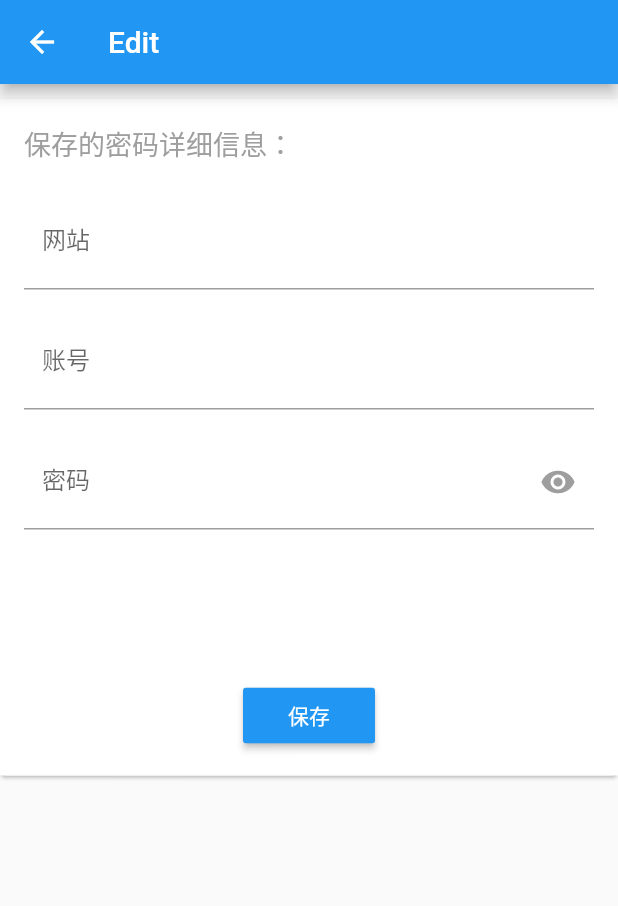
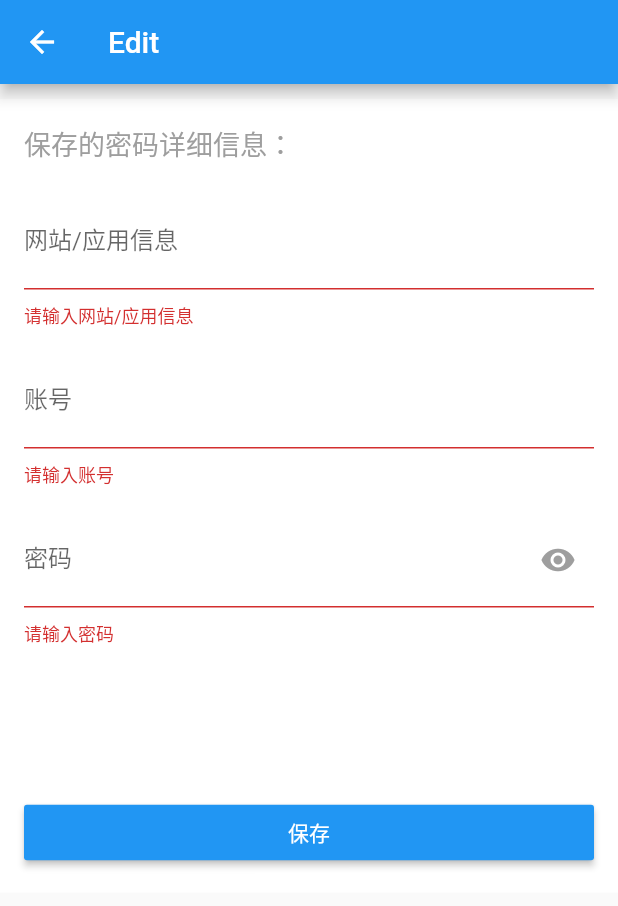
Before and after one commit to joker-fu/flutter_pwd, a Flutter app: the EditPage screen opened directly, after a tap on "保存", on a phone screen of 412 x 824 dp. Shown: the top 906 px of the screen. Run offline on Flutter 3.47's test engine with Material 2 defaults, Android fonts, the phone set to English and light mode, and no system bars; our stand-ins replace local_auth, rxdart, sqflite; accounts and stored records are empty.

Commit message:
增加数据库存储

```diff
--- /dev/null
+++ b/lib/model/bean/password_item.dart
@@ -0,0 +1,85 @@
+import 'package:sqflite/sqflite.dart';
+
+final String tablePw = "_pw";
+final String cId = "_id";
+final String cTitle = "title";
+final String cAccount = "account";
+final String cPassword = "password";
+final String cVisible = "visible";
+
+class PasswordItem {
+  int id;
+  String title;
+  String account;
+  String password;
+  bool visible;
+
+  PasswordItem(this.title, this.account, this.password, this.visible);
+
+  PasswordItem.fromMap(Map map) {
+    id = map[cId] as int;
+    title = map[cTitle] as String;
+    account = map[cAccount] as String;
+    password = map[cPassword] as String;
+    visible = map[cVisible] == 1;
+  }
+
+  Map<String, dynamic> toMap() {
+    var map = <String, dynamic>{
+      cTitle: title,
+      cAccount: account,
+      cPassword: password,
+      cVisible: visible == true ? 1 : 0,
+    };
+    if (id != null) {
+      map[cId] = id;
+    }
+    return map;
+  }
+}
+
+class PasswordProvider {
+  Database db;
+
+  Future open() async {
+    db = await openDatabase("path", version: 1, onCreate: (db, version) async {
+      await db.execute('''
+        create table $tablePw (
+          $cId integer primary key autoincrement,
+          $cTitle text not null,
+          $cAccount text not null,
+          $cPassword text not null,
+          $cVisible integer not null)
+        ''');
+    });
+  }
+
+  Future close() async => db.close();
+
+  Future<PasswordItem> insert(PasswordItem item) async {
+    item.id = await db.insert(tablePw, item.toMap());
+    return item;
+  }
+
+  Future<List<PasswordItem>> getAll() async {
+    List<Map<String, dynamic>> maps = await db
+        .query(tablePw, columns: [cId, cTitle, cAccount, cPassword, cVisible]);
+    if (maps.length > 0) {
+      List<PasswordItem> list = List();
+      for (var item in maps) {
+        list.add(PasswordItem.fromMap(item));
+      }
+      return list;
+    }
+    return null;
+  }
+
+  Future<int> delete(int id) async {
+    return await db.delete(tablePw, where: "$cId = ?", whereArgs: [id]);
+  }
+
+  Future<int> update(PasswordItem item) async {
+    return await db
+        .update(tablePw, item.toMap(), where: "$cId = ?", whereArgs: [item.id]);
+  }
+}
--- a/lib/ui/pages/main/home/edit_page.dart
+++ b/lib/ui/pages/main/home/edit_page.dart
@@ -1,4 +1,6 @@
+import 'package:flutter/cupertino.dart';
 import 'package:flutter/material.dart';
+import 'package:flutter_pwd/model/bean/password_item.dart';
 import 'package:flutter_pwd/res/dimens.dart';
 import 'package:flutter_pwd/res/strings.dart';
 import 'package:flutter_pwd/utils/app_utils.dart';
@@ -9,8 +11,42 @@ class EditPage extends StatefulWidget {
 }
 
 class _EditPageState extends State<EditPage> {
+  PasswordProvider _pwProvider = PasswordProvider();
+
   bool _isObscure = true;
   Color _eyeColor = Colors.grey;
+
+  TextEditingController _infoController = TextEditingController();
+  TextEditingController _accountController = TextEditingController();
+  TextEditingController _passwordController = TextEditingController();
+
+  _save(BuildContext context) {
+    // 取消焦点
+    FocusScope.of(context).requestFocus(FocusNode());
+    if (Form.of(context).validate()) {
+      String info = _infoController.value.text.toString().trim();
+      String account = _accountController.value.text.toString().trim();
+      String pwd = _passwordController.value.text.toString().trim();
+      _pwProvider.insert(PasswordItem(info, account, pwd, true)).then((value) {
+        Scaffold.of(context).showSnackBar(SnackBar(
+          content: Text('${value.title}添加成功'),
+        ));
+        Navigator.of(context).pop();
+      });
+    }
+  }
+
+  @override
+  void initState() {
+    super.initState();
+    _pwProvider.open();
+  }
+
+  @override
+  void dispose() {
+    _pwProvider.close();
+    super.dispose();
+  }
 
   @override
   Widget build(BuildContext context) {
@@ -19,12 +55,13 @@ class _EditPageState extends State<EditPage> {
         title: Text(AppUtils.getString(context, Ids.titleEditPage)),
       ),
       body: SingleChildScrollView(
-          child: Card(
-        margin: EdgeInsets.only(top: Dimens.dp10),
         child: Container(
           color: Colors.white,
+          margin: EdgeInsets.only(top: Dimens.dp10),
           padding: EdgeInsets.all(Dimens.dp16),
+          child: Form(
             child: Column(
+              mainAxisSize: MainAxisSize.max,
               crossAxisAlignment: CrossAxisAlignment.start,
               children: <Widget>[
                 Text(
@@ -41,17 +78,17 @@ class _EditPageState extends State<EditPage> {
                   children: <Widget>[
                     Expanded(
                       child: TextFormField(
-                      onSaved: (String value) => {},
+                        controller: _infoController,
+                        autofocus: true,
                         keyboardType: TextInputType.text,
-                      validator: (String value) {
-                        if (value.isEmpty) {
-                          return '请输入网站';
-                        }
-                      },
+                        validator: (value) =>
+                            value.isEmpty ? '请输入网站/应用信息' : null,
                         decoration: InputDecoration(
-                        labelText: '网站',
-                        hintText: '网站',
-                        contentPadding: EdgeInsets.all(Dimens.dp12),
+                          labelText: '网站/应用信息',
+                          hintText: '请输入网站/应用信息',
+                          labelStyle: TextStyle(fontSize: Dimens.sp16),
+                          hintStyle: TextStyle(
+                              color: Colors.grey, fontSize: Dimens.sp16),
                         ),
                       ),
                     ),
@@ -64,17 +101,15 @@ class _EditPageState extends State<EditPage> {
                   children: <Widget>[
                     Expanded(
                       child: TextFormField(
-                      onSaved: (String value) => {},
-                      validator: (String value) {
-                        if (value.isEmpty) {
-                          return '请输入账号';
-                        }
-                      },
+                        controller: _accountController,
+                        validator: (value) => value.isEmpty ? '请输入账号' : null,
                         keyboardType: TextInputType.text,
                         decoration: InputDecoration(
                           labelText: '账号',
                           hintText: '账号',
-                        contentPadding: EdgeInsets.all(Dimens.dp12),
+                          labelStyle: TextStyle(fontSize: Dimens.sp16),
+                          hintStyle: TextStyle(
+                              color: Colors.grey, fontSize: Dimens.sp16),
                         ),
                       ),
                     ),
@@ -87,17 +122,16 @@ class _EditPageState extends State<EditPage> {
                   children: <Widget>[
                     Expanded(
                       child: TextFormField(
-                      onSaved: (String value) => {},
+                        controller: _passwordController,
                         obscureText: _isObscure,
-                      validator: (String value) {
-                        if (value.isEmpty) {
-                          return '请输入密码';
-                        }
-                      },
+                        validator: (value) => value.isEmpty ? '请输入密码' : null,
+                        scrollPadding: EdgeInsets.all(10),
                         decoration: InputDecoration(
                             labelText: '密码',
                             hintText: '密码',
-                          contentPadding: EdgeInsets.all(Dimens.dp12),
+                            labelStyle: TextStyle(fontSize: Dimens.sp16),
+                            hintStyle: TextStyle(
+                                color: Colors.grey, fontSize: Dimens.sp16),
                             suffixIcon: IconButton(
                                 icon: Icon(
                                   Icons.remove_red_eye,
@@ -106,7 +140,8 @@ class _EditPageState extends State<EditPage> {
                                 onPressed: () {
                                   setState(() {
                                     _isObscure = !_isObscure;
-                                  _eyeColor = !_isObscure ? Colors.blue : Colors.grey;
+                                    _eyeColor =
+                                        !_isObscure ? Colors.blue : Colors.grey;
                                   });
                                 })),
                       ),
@@ -117,8 +152,12 @@ class _EditPageState extends State<EditPage> {
                   height: Dimens.dp100,
                 ),
                 Center(
-                child: RaisedButton(
-                  onPressed: () => {},
+                  child: Row(
+                    children: <Widget>[
+                      Expanded(
+                        child: Builder(builder: (context) {
+                          return RaisedButton(
+                            onPressed: () => _save(context),
                             color: Colors.blue,
                             textColor: Colors.white,
                             disabledColor: Colors.grey,
@@ -126,12 +165,17 @@ class _EditPageState extends State<EditPage> {
                             padding: EdgeInsets.all(Dimens.dp8),
                             splashColor: Colors.blueAccent,
                             child: Text('保存'),
+                          );
+                        }),
+                      )
+                    ],
                   ),
                 )
               ],
             ),
           ),
-      )),
+        ),
+      ),
     );
   }
 }
--- a/pubspec.yaml
+++ b/pubspec.yaml
@@ -31,6 +31,10 @@ dependencies:
 
   # local_auth https://github.com/flutter/plugins/tree/master/packages/local_auth
   local_auth: ^0.4.0+1
+
+  # sqflite https://github.com/tekartik/sqflite
+  sqflite: ^1.1.6
+
 
 dev_dependencies:
   flutter_test:
```
Also changed, not shown: lib/main.dart (+11 -1 lines), lib/model/provider/password_provider.dart (added, +32 -0 lines), lib/ui/pages/main/home/home_page.dart (+31 -4 lines), pubspec.lock. Lines whose indentation alone changed are shown as unchanged.
